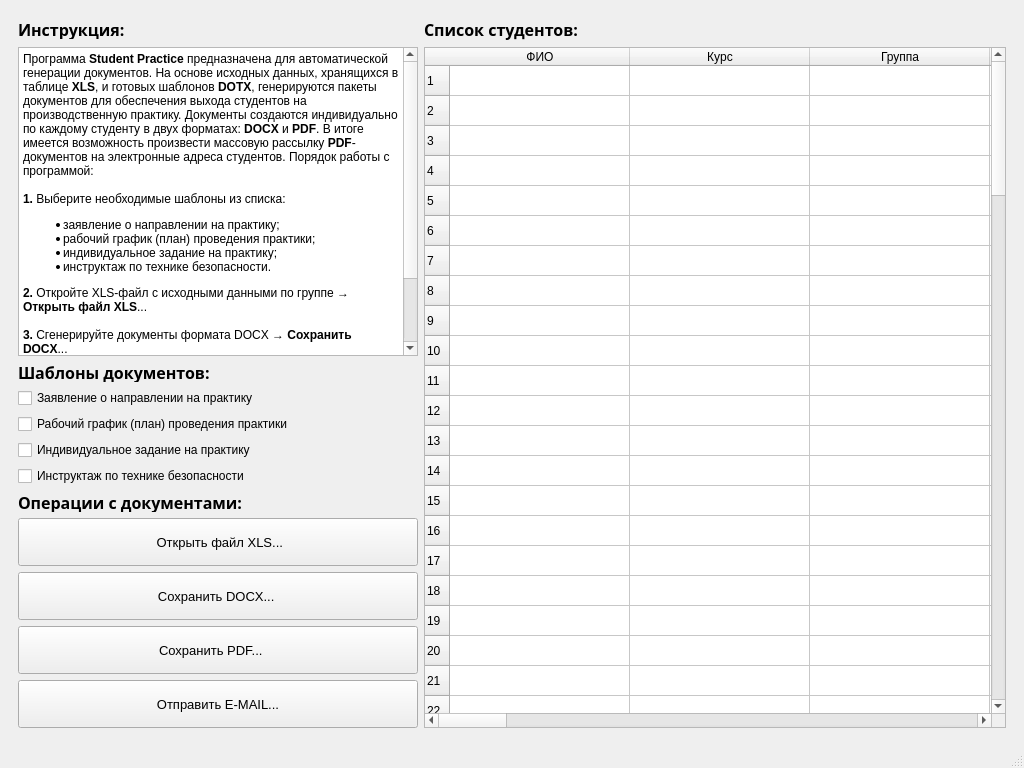
The window that students.ui (motor1n/students) describes before a commit, drawn with Qt 5.
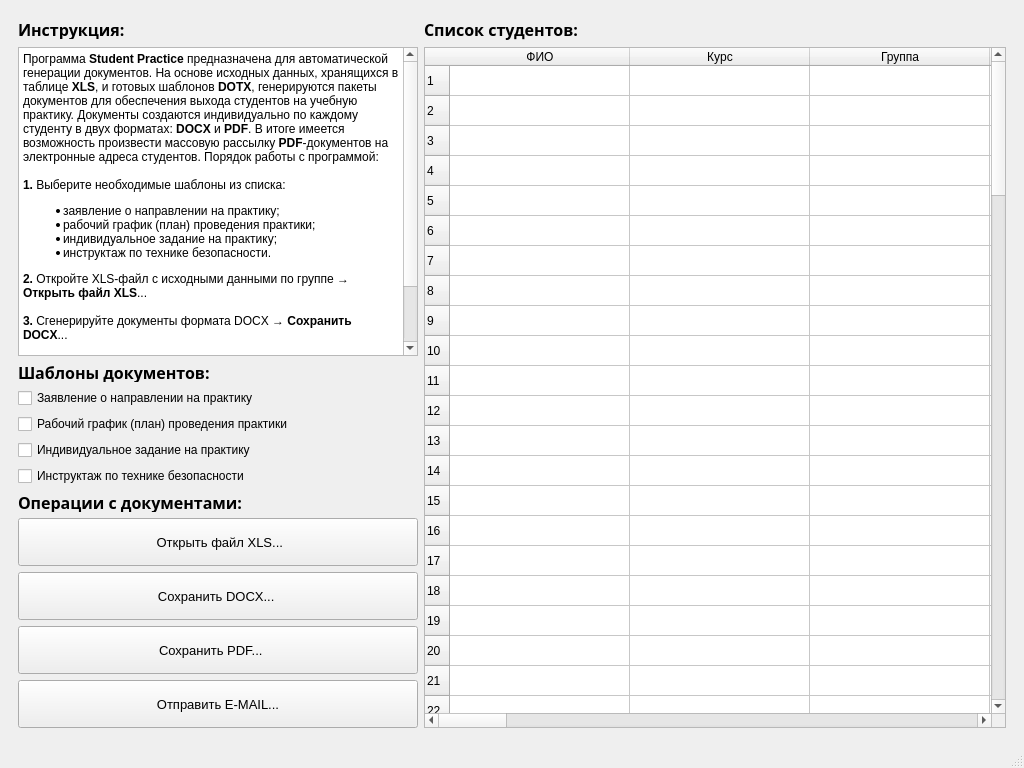
The same window after the commit. Icons and pictures are not drawn.

Commit message: Student Practice 0.9.5

Diff of the .ui file:
```diff
--- a/students.ui
+++ b/students.ui
@@ -946,7 +946,7 @@
 &lt;html&gt;&lt;head&gt;&lt;meta name=&quot;qrichtext&quot; content=&quot;1&quot; /&gt;&lt;style type=&quot;text/css&quot;&gt;
 p, li { white-space: pre-wrap; }
 &lt;/style&gt;&lt;/head&gt;&lt;body style=&quot; font-family:'Noto Sans'; font-size:10pt; font-weight:400; font-style:normal;&quot;&gt;
-&lt;p style=&quot; margin-top:0px; margin-bottom:0px; margin-left:0px; margin-right:0px; -qt-block-indent:0; text-indent:0px;&quot;&gt;&lt;span style=&quot; font-size:9pt;&quot;&gt;Программа &lt;/span&gt;&lt;span style=&quot; font-size:9pt; font-weight:600;&quot;&gt;Student Practice &lt;/span&gt;&lt;span style=&quot; font-size:9pt;&quot;&gt;предназначена для автоматической генерации документов. На основе исходных данных, хранящихся в таблице &lt;/span&gt;&lt;span style=&quot; font-size:9pt; font-weight:600;&quot;&gt;XLS&lt;/span&gt;&lt;span style=&quot; font-size:9pt;&quot;&gt;, и готовых шаблонов &lt;/span&gt;&lt;span style=&quot; font-size:9pt; font-weight:600;&quot;&gt;DOTX&lt;/span&gt;&lt;span style=&quot; font-size:9pt;&quot;&gt;, генерируются пакеты документов для обеспечения выхода студентов на производственную практику. Документы создаются индивидуально по каждому студенту в двух форматах: &lt;/span&gt;&lt;span style=&quot; font-size:9pt; font-weight:600;&quot;&gt;DOCX&lt;/span&gt;&lt;span style=&quot; font-size:9pt;&quot;&gt; и &lt;/span&gt;&lt;span style=&quot; font-size:9pt; font-weight:600;&quot;&gt;PDF&lt;/span&gt;&lt;span style=&quot; font-size:9pt;&quot;&gt;. В итоге имеется возможность произвести массовую рассылку &lt;/span&gt;&lt;span style=&quot; font-size:9pt; font-weight:600;&quot;&gt;PDF&lt;/span&gt;&lt;span style=&quot; font-size:9pt;&quot;&gt;-документов на электронные адреса студентов. Порядок работы с программой:&lt;/span&gt;&lt;/p&gt;
+&lt;p style=&quot; margin-top:0px; margin-bottom:0px; margin-left:0px; margin-right:0px; -qt-block-indent:0; text-indent:0px;&quot;&gt;&lt;span style=&quot; font-size:9pt;&quot;&gt;Программа &lt;/span&gt;&lt;span style=&quot; font-size:9pt; font-weight:600;&quot;&gt;Student Practice &lt;/span&gt;&lt;span style=&quot; font-size:9pt;&quot;&gt;предназначена для автоматической генерации документов. На основе исходных данных, хранящихся в таблице &lt;/span&gt;&lt;span style=&quot; font-size:9pt; font-weight:600;&quot;&gt;XLS&lt;/span&gt;&lt;span style=&quot; font-size:9pt;&quot;&gt;, и готовых шаблонов &lt;/span&gt;&lt;span style=&quot; font-size:9pt; font-weight:600;&quot;&gt;DOTX&lt;/span&gt;&lt;span style=&quot; font-size:9pt;&quot;&gt;, генерируются пакеты документов для обеспечения выхода студентов на учебную практику. Документы создаются индивидуально по каждому студенту в двух форматах: &lt;/span&gt;&lt;span style=&quot; font-size:9pt; font-weight:600;&quot;&gt;DOCX&lt;/span&gt;&lt;span style=&quot; font-size:9pt;&quot;&gt; и &lt;/span&gt;&lt;span style=&quot; font-size:9pt; font-weight:600;&quot;&gt;PDF&lt;/span&gt;&lt;span style=&quot; font-size:9pt;&quot;&gt;. В итоге имеется возможность произвести массовую рассылку &lt;/span&gt;&lt;span style=&quot; font-size:9pt; font-weight:600;&quot;&gt;PDF&lt;/span&gt;&lt;span style=&quot; font-size:9pt;&quot;&gt;-документов на электронные адреса студентов. Порядок работы с программой:&lt;/span&gt;&lt;/p&gt;
 &lt;p style=&quot;-qt-paragraph-type:empty; margin-top:0px; margin-bottom:0px; margin-left:0px; margin-right:0px; -qt-block-indent:0; text-indent:0px; font-size:9pt;&quot;&gt;&lt;br /&gt;&lt;/p&gt;
 &lt;p style=&quot; margin-top:0px; margin-bottom:0px; margin-left:0px; margin-right:0px; -qt-block-indent:0; text-indent:0px;&quot;&gt;&lt;span style=&quot; font-size:9pt; font-weight:600;&quot;&gt;1.&lt;/span&gt;&lt;span style=&quot; font-size:9pt;&quot;&gt; Выберите необходимые шаблоны из списка:&lt;/span&gt;&lt;/p&gt;
 &lt;ul style=&quot;margin-top: 0px; margin-bottom: 0px; margin-left: 0px; margin-right: 0px; -qt-list-indent: 1;&quot;&gt;&lt;li style=&quot; font-size:9pt;&quot; style=&quot; margin-top:12px; margin-bottom:0px; margin-left:0px; margin-right:0px; -qt-block-indent:0; text-indent:0px;&quot;&gt;заявление о направлении на практику;&lt;/li&gt;
```
The commit also changes 3 other files.
